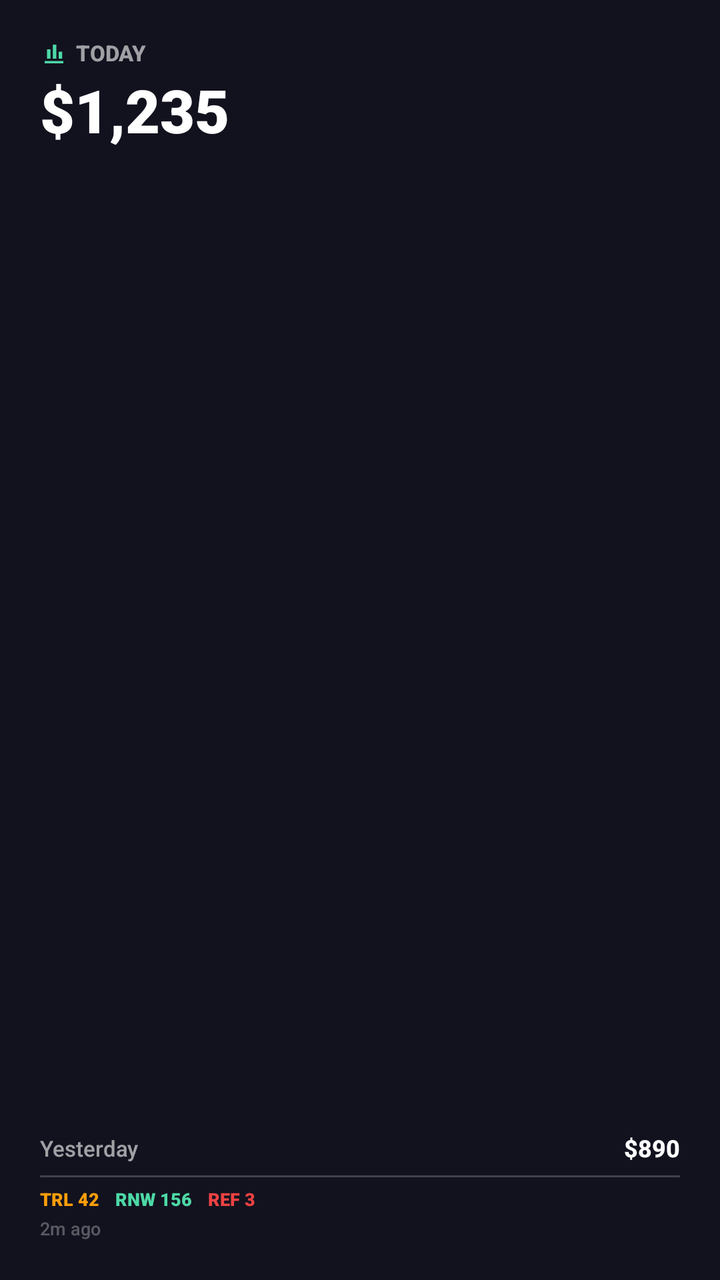
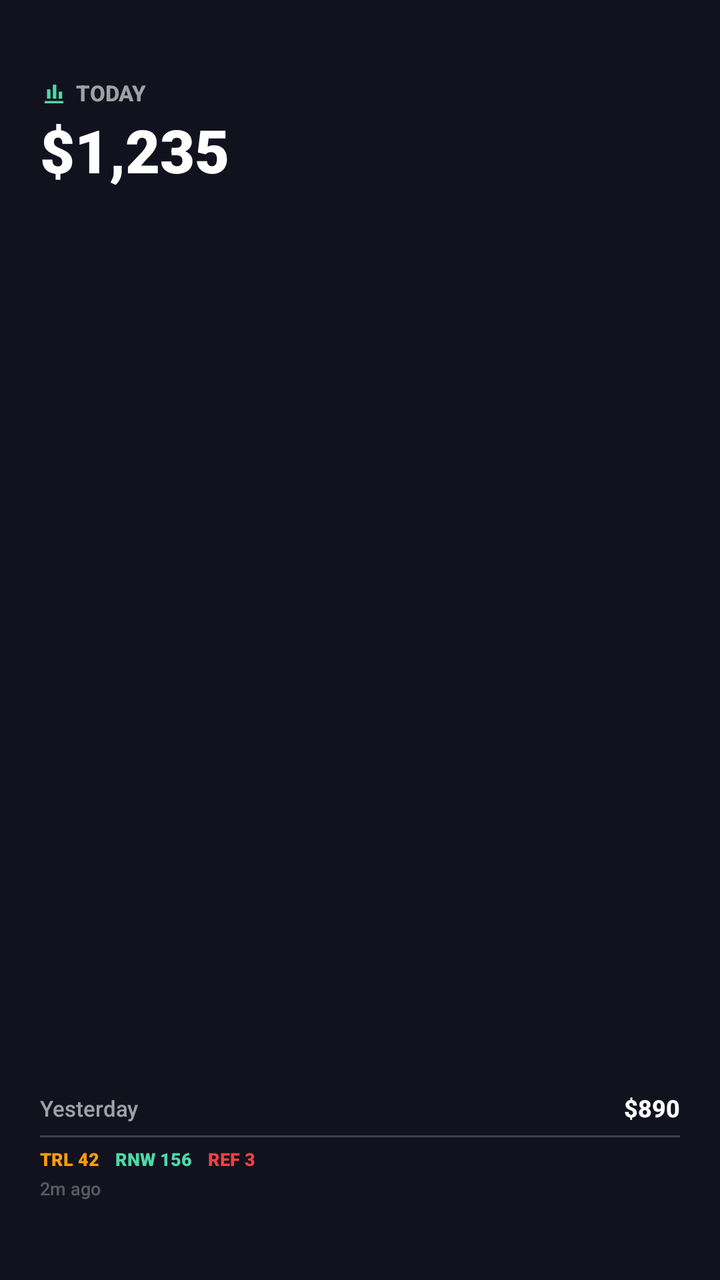

Screens rendered from an Android XML layout before and after an edit, with the pre-edit source and the edit as a unified diff.
<!-- AndroidManifest.xml: fallback theme Theme.MaterialComponents.DayNight.NoActionBar -->
<!-- res/layout/transactions_widget_small.xml -->
<?xml version="1.0" encoding="utf-8"?>
<LinearLayout xmlns:android="http://schemas.android.com/apk/res/android"
    android:id="@+id/widgetRoot"
    android:layout_width="match_parent"
    android:layout_height="match_parent"
    android:orientation="vertical"
    android:padding="20dp"
    android:background="@color/widgetBackground">

    <LinearLayout
        android:layout_width="match_parent"
        android:layout_height="wrap_content"
        android:orientation="horizontal"
        android:gravity="center_vertical">
        <ImageView
            android:layout_width="14dp"
            android:layout_height="14dp"
            android:src="@drawable/ic_widget_chart_bar"
            android:contentDescription="@null" />
        <TextView
            android:layout_width="wrap_content"
            android:layout_height="wrap_content"
            android:text="TODAY"
            android:textSize="11sp"
            android:textStyle="bold"
            android:layout_marginStart="4dp"
            android:textColor="@color/widgetTextSecondary" android:fontFamily="sans-serif-medium" android:includeFontPadding="false" />
    </LinearLayout>

    <TextView
        android:id="@+id/tvRevenue"
        android:layout_width="wrap_content"
        android:layout_height="wrap_content"
        android:text="$1,235"
        android:textSize="30sp"
        android:textStyle="bold"
        android:maxLines="1"
        android:ellipsize="end"
        android:layout_marginTop="5dp"
        android:textColor="@color/widgetTextPrimary" android:fontFamily="sans-serif-black" android:includeFontPadding="false" />

    <TextView android:layout_width="match_parent" android:layout_height="0dp" android:layout_weight="1" />

    <LinearLayout
        android:layout_width="match_parent"
        android:layout_height="wrap_content"
        android:orientation="horizontal"
        android:gravity="center_vertical">
        <TextView android:layout_width="wrap_content" android:layout_height="wrap_content" android:text="Yesterday" android:textSize="11sp" android:textColor="@color/widgetTextSecondary" android:fontFamily="sans-serif-medium" android:includeFontPadding="false" />
        <TextView android:layout_width="0dp" android:layout_height="0dp" android:layout_weight="1" />
        <TextView android:id="@+id/tvYesterday" android:layout_width="wrap_content" android:layout_height="wrap_content" android:text="$890" android:textSize="12sp" android:textStyle="bold" android:textColor="@color/widgetTextPrimary" android:fontFamily="sans-serif-medium" android:includeFontPadding="false" />
    </LinearLayout>

    <TextView
        android:layout_width="match_parent"
        android:layout_height="1dp"
        android:background="@color/widgetDivider"
        android:layout_marginTop="6dp"
        android:layout_marginBottom="6dp" />

    <LinearLayout
        android:layout_width="match_parent"
        android:layout_height="wrap_content"
        android:orientation="horizontal"
        android:gravity="center_vertical">
        <TextView android:id="@+id/tvPillTrials" android:layout_width="wrap_content" android:layout_height="wrap_content" android:text="TRL 42" android:textSize="9sp" android:textStyle="bold" android:textColor="@color/trialOrange" android:fontFamily="sans-serif-black" android:includeFontPadding="false" />
        <TextView android:id="@+id/tvPillRenewals" android:layout_width="wrap_content" android:layout_height="wrap_content" android:text="RNW 156" android:textSize="9sp" android:textStyle="bold" android:textColor="@color/widgetAccent" android:fontFamily="sans-serif-black" android:includeFontPadding="false" android:layout_marginStart="8dp" />
        <TextView android:id="@+id/tvPillRefunds" android:layout_width="wrap_content" android:layout_height="wrap_content" android:text="REF 3" android:textSize="9sp" android:textStyle="bold" android:textColor="@color/refundRed" android:fontFamily="sans-serif-black" android:includeFontPadding="false" android:layout_marginStart="8dp" />
    </LinearLayout>

    <TextView android:id="@+id/tvLastUpdated" android:layout_width="wrap_content" android:layout_height="wrap_content" android:text="2m ago" android:textSize="9sp" android:layout_marginTop="4dp" android:textColor="@color/widgetTextQuaternary" android:fontFamily="sans-serif-medium" android:includeFontPadding="false" />
</LinearLayout>
<!-- resources referenced by this layout -->
<resources>
  <color name="refundRed">#ED4242</color>
  <color name="trialOrange">#FF9E0A</color>
  <color name="widgetAccent">#4DD9A6</color>
  <color name="widgetBackground">#12121F</color>
  <color name="widgetDivider">#33FFFFFF</color>
  <color name="widgetTextPrimary">#FFFFFFFF</color>
  <color name="widgetTextQuaternary">#4DFFFFFF</color>
  <color name="widgetTextSecondary">#99FFFFFF</color>
  <!-- drawable ic_widget_chart_bar (drawable) -->
  <vector xmlns:android="http://schemas.android.com/apk/res/android" android:width="24dp" android:height="24dp" android:viewportWidth="24" android:viewportHeight="24">
      <path android:fillColor="@color/widgetAccent" android:pathData="M4,20h16v-2H4v2zM6,16h3V8H6v8zM11,16h3V4h-3v12zM16,16h3v-6h-3v6z"/>
  </vector>
</resources>

<!-- the commit's change to res/layout/transactions_widget_small.xml (unified diff, before → after) -->
@@ -4,7 +4,10 @@
     android:layout_width="match_parent"
     android:layout_height="match_parent"
     android:orientation="vertical"
-    android:padding="20dp"
+    android:paddingStart="20dp"
+    android:paddingEnd="20dp"
+    android:paddingTop="40dp"
+    android:paddingBottom="40dp"
     android:background="@color/widgetBackground">
 
     <LinearLayout
